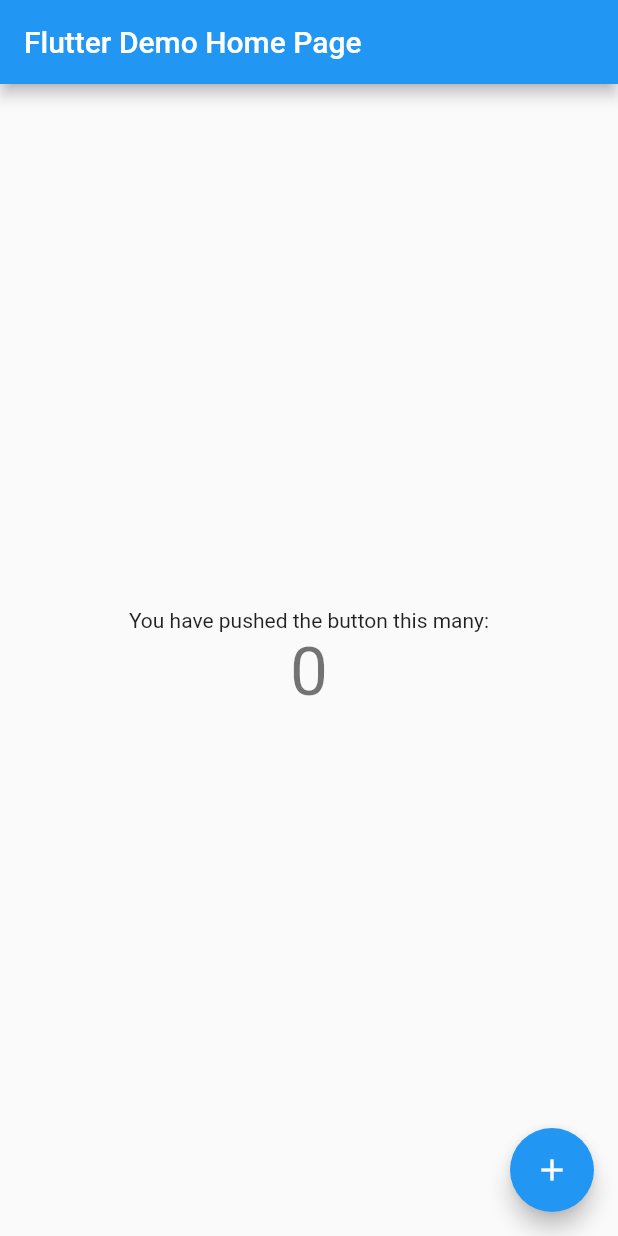
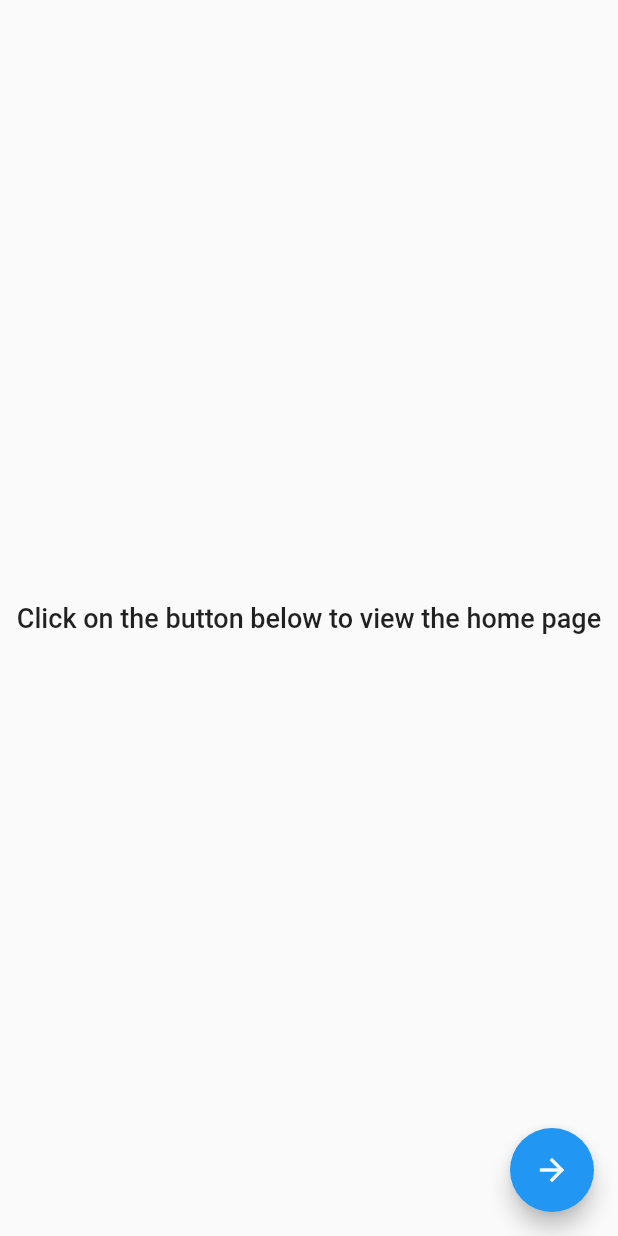
Before and after one commit to dscnitrourkela/project-elaichi, a Flutter app: the screen it shows after launch, on a phone screen of 412 x 824 dp. Run offline on Flutter 3.47's test engine with Material 2 defaults, Android fonts, the phone set to English and light mode, and no system bars; our stand-ins replace auto_route, get_it, injectable, stacked, stacked_services.

Commit message:
Restructure project

```diff
--- /dev/null
+++ b/elaichi/lib/app/locator.dart
@@ -0,0 +1,8 @@
+import 'package:get_it/get_it.dart';
+import 'package:elaichi/app/locator.iconfig.dart';
+import 'package:injectable/injectable.dart';
+
+final locator = GetIt.instance;
+
+@injectableInit
+void setupLocator() => $initGetIt(locator);
--- a/elaichi/lib/main.dart
+++ b/elaichi/lib/main.dart
@@ -1,111 +1,22 @@
+import 'package:elaichi/app/locator.dart';
+import 'package:elaichi/app/router.gr.dart';
 import 'package:flutter/material.dart';
+import 'package:stacked_services/stacked_services.dart';
 
-void main() => runApp(MyApp());
+void main() {
+  setupLocator();
+  runApp(NITRCentralApp());
+}
 
-class MyApp extends StatelessWidget {
-  // This widget is the root of your application.
+class NITRCentralApp extends StatelessWidget {
   @override
   Widget build(BuildContext context) {
     return MaterialApp(
-      title: 'Flutter Demo',
-      theme: ThemeData(
-        // This is the theme of your application.
-        //
-        // Try running your application with "flutter run". You'll see the
-        // application has a blue toolbar. Then, without quitting the app, try
-        // changing the primarySwatch below to Colors.green and then invoke
-        // "hot reload" (press "r" in the console where you ran "flutter run",
-        // or simply save your changes to "hot reload" in a Flutter IDE).
-        // Notice that the counter didn't reset back to zero; the application
-        // is not restarted.
-        primarySwatch: Colors.blue,
-      ),
-      home: MyHomePage(title: 'Flutter Demo Home Page'),
+      debugShowCheckedModeBanner: false,
+      title: 'NITRCentral',
+      initialRoute: Routes.startupViewRoute,
+      onGenerateRoute: Router().onGenerateRoute,
+      navigatorKey: locator<NavigationService>().navigatorKey,
     );
   }
 }
-
-class MyHomePage extends StatefulWidget {
-  MyHomePage({Key key, this.title}) : super(key: key);
-
-  // This widget is the home page of your application. It is stateful, meaning
-  // that it has a State object (defined below) that contains fields that affect
-  // how it looks.
-
-  // This class is the configuration for the state. It holds the values (in this
-  // case the title) provided by the parent (in this case the App widget) and
-  // used by the build method of the State. Fields in a Widget subclass are
-  // always marked "final".
-
-  final String title;
-
-  @override
-  _MyHomePageState createState() => _MyHomePageState();
-}
-
-class _MyHomePageState extends State<MyHomePage> {
-  int _counter = 0;
-
-  void _incrementCounter() {
-    setState(() {
-      // This call to setState tells the Flutter framework that something has
-      // changed in this State, which causes it to rerun the build method below
-      // so that the display can reflect the updated values. If we changed
-      // _counter without calling setState(), then the build method would not be
-      // called again, and so nothing would appear to happen.
-      _counter++;
-    });
-  }
-
-  @override
-  Widget build(BuildContext context) {
-    // This method is rerun every time setState is called, for instance as done
-    // by the _incrementCounter method above.
-    //
-    // The Flutter framework has been optimized to make rerunning build methods
-    // fast, so that you can just rebuild anything that needs updating rather
-    // than having to individually change instances of widgets.
-    return Scaffold(
-      appBar: AppBar(
-        // Here we take the value from the MyHomePage object that was created by
-        // the App.build method, and use it to set our appbar title.
-        title: Text(widget.title),
-      ),
-      body: Center(
-        // Center is a layout widget. It takes a single child and positions it
-        // in the middle of the parent.
-        child: Column(
-          // Column is also a layout widget. It takes a list of children and
-          // arranges them vertically. By default, it sizes itself to fit its
-          // children horizontally, and tries to be as tall as its parent.
-          //
-          // Invoke "debug painting" (press "p" in the console, choose the
-          // "Toggle Debug Paint" action from the Flutter Inspector in Android
-          // Studio, or the "Toggle Debug Paint" command in Visual Studio Code)
-          // to see the wireframe for each widget.
-          //
-          // Column has various properties to control how it sizes itself and
-          // how it positions its children. Here we use mainAxisAlignment to
-          // center the children vertically; the main axis here is the vertical
-          // axis because Columns are vertical (the cross axis would be
-          // horizontal).
-          mainAxisAlignment: MainAxisAlignment.center,
-          children: <Widget>[
-            Text(
-              'You have pushed the button this many:',
-            ),
-            Text(
-              '$_counter',
-              style: Theme.of(context).textTheme.headline3,
-            ),
-          ],
-        ),
-      ),
-      floatingActionButton: FloatingActionButton(
-        onPressed: _incrementCounter,
-        tooltip: 'Increment',
-        child: Icon(Icons.add),
-      ),
-    );
-  }
-}
--- /dev/null
+++ b/elaichi/lib/ui/views/startup/startup_view.dart
@@ -0,0 +1,26 @@
+import 'package:elaichi/ui/views/startup/startup_viewmodel.dart';
+import 'package:flutter/material.dart';
+import 'package:stacked/stacked.dart';
+
+class StartupView extends StatelessWidget {
+  @override
+  Widget build(BuildContext context) {
+    return ViewModelBuilder<StartupViewModel>.reactive(
+      builder: (context, model, child) => SafeArea(
+        child: Scaffold(
+          body: Center(
+            child: Text(
+              model.title,
+              style: Theme.of(context).textTheme.headline6.copyWith(fontSize: 18.0),
+            ),
+          ),
+          floatingActionButton: FloatingActionButton(
+            onPressed: model.navigateToHome,
+            child: Icon(Icons.arrow_forward),
+          ),
+        ),
+      ),
+      viewModelBuilder: () => StartupViewModel(),
+    );
+  }
+}
--- /dev/null
+++ b/elaichi/lib/ui/views/startup/startup_viewmodel.dart
@@ -0,0 +1,16 @@
+import 'package:elaichi/app/locator.dart';
+import 'package:elaichi/app/router.gr.dart';
+import 'package:stacked/stacked.dart';
+import 'package:stacked_services/stacked_services.dart';
+
+class StartupViewModel extends BaseViewModel {
+  String _title = "Click on the button below to view the home page";
+
+  String get title => _title;
+
+  final NavigationService _navigationService = locator<NavigationService>();
+
+  Future navigateToHome() async {
+    _navigationService.navigateTo(Routes.homeViewRoute);
+  }
+}
```
Also changed, not shown: elaichi/lib/app/locator.iconfig.dart (added, +28 -0 lines), elaichi/lib/app/router.dart (added, +10 -0 lines), elaichi/lib/services/third_party_services_module.dart (added, +14 -0 lines), elaichi/lib/ui/views/home/home_view.dart (added, +29 -0 lines), elaichi/lib/ui/views/home/home_viewmodel.dart (added, +17 -0 lines), elaichi/pubspec.yaml (+14 -53 lines), elaichi/lib/app/router.gr.dart (added), elaichi/lib/presentation/assets/colors.dart (deleted), elaichi/lib/presentation/assets/text_styles.dart (deleted), elaichi/lib/presentation/models/contact_model.dart (deleted), elaichi/lib/presentation/navigation/navigation.dart (deleted), elaichi/lib/presentation/ui/home/home_page.dart (deleted), elaichi/lib/presentation/utils/constants.dart (deleted), elaichi/lib/presentation/utils/custom_animations.dart (deleted), 2 more files, 1 other file.
